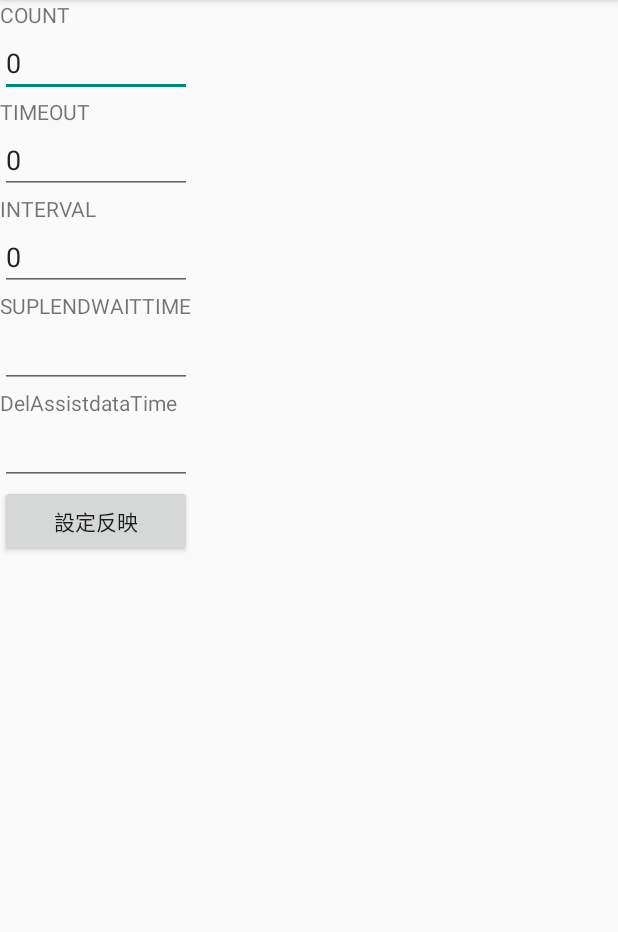
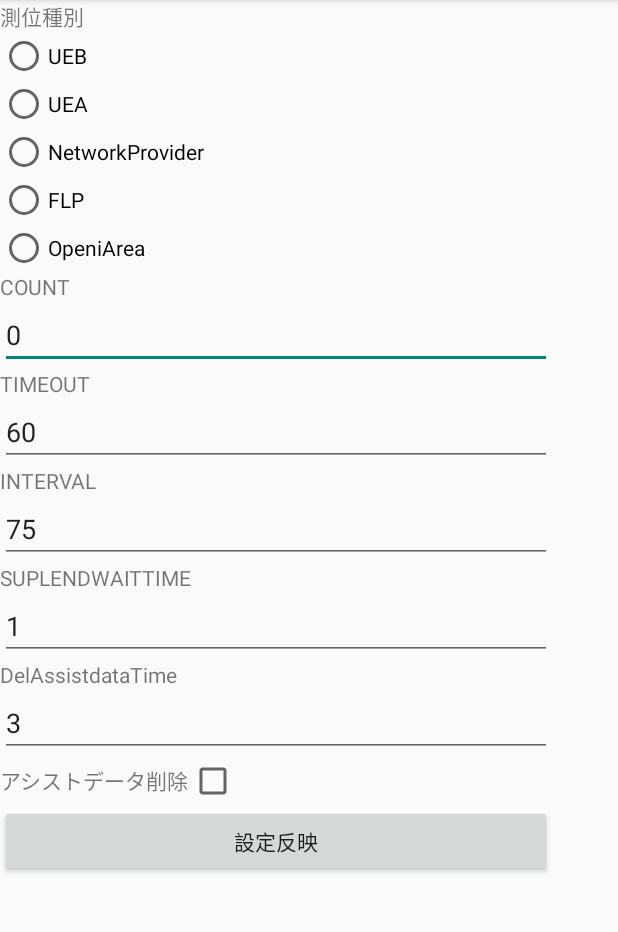
Before and after one commit to t-ooshio/MyLocation0718, an Android app: the SettingActivity screen opened directly, with no data from a screen before it, on a phone screen of 412 x 824 dp, the part 84-1016 px from its top. Run offline under Robolectric (Android 15) with nearby library versions, the phone set to English and light mode, and no system bars.

Commit message:
自宅にてEditTextから読み込む系の設定の保存・反映ができた RadioButton系はこれから

```diff
--- a/app/src/main/java/jp/sio/testapp/mylocation/Activity/SettingActivity.java
+++ b/app/src/main/java/jp/sio/testapp/mylocation/Activity/SettingActivity.java
@@ -3,7 +3,9 @@ package jp.sio.testapp.mylocation.Activity;
 import android.support.v7.app.AppCompatActivity;
 import android.os.Bundle;
 import android.widget.Button;
+import android.widget.CheckBox;
 import android.widget.EditText;
+import android.widget.RadioButton;
 import android.widget.TextView;
 
 import jp.sio.testapp.mylocation.Presenter.SettingPresenter;
@@ -23,6 +25,12 @@ public class SettingActivity extends AppCompatActivity {
     private EditText editTextInterval;
     private EditText editTextSuplEndWaitTime;
     private EditText editTextDelAssistDataTime;
+    private RadioButton radioButtonUeb;
+    private RadioButton radioButtonUea;
+    private RadioButton radioButtonNetwork;
+    private RadioButton radioButtonFlp;
+    private RadioButton radioButtoniArea;
+    private CheckBox checkBoxisCold;
 
     @Override
     protected void onCreate(Bundle savedInstanceState) {
@@ -37,15 +45,83 @@ public class SettingActivity extends AppCompatActivity {
         editTextInterval = (EditText)findViewById(R.id.editTextInterval);
         editTextSuplEndWaitTime = (EditText)findViewById(R.id.editTextSuplEndWaitTime);
         editTextDelAssistDataTime = (EditText)findViewById(R.id.editTextDelAssistDataTime);
+        radioButtonUeb = (RadioButton)findViewById(R.id.rbUeb);
+        radioButtonUea = (RadioButton)findViewById(R.id.rbUea);
+        radioButtonNetwork = (RadioButton)findViewById(R.id.rbNw);
+        radioButtoniArea = (RadioButton)findViewById(R.id.rbiArea);
+        radioButtonFlp = (RadioButton)findViewById(R.id.rbFlp);
+        checkBoxisCold = (CheckBox)findViewById(R.id.checkboxIsCold);
     }
 
     @Override
     protected void onStart(){
         super.onStart();
+        settingPresenter.loadSetting();
     }
 
     public void onButtonSet(){
 
+    }
+    public void setCount(int count){
+        editTextCount.setText(Integer.toString(count));
+    }
+    public void setTimeout(long timeout){
+        editTextTimeout.setText(Long.toString(timeout));
+    }
+    public void setInterval(long interval){
+        editTextInterval.setText(Long.toString(interval));
+    }
+    public void setSuplEndWaitTime(int suplEndWaitTime){
+        editTextSuplEndWaitTime.setText(Integer.toString(suplEndWaitTime));
+    }
+    public void setDelAssistDataTime(int delAssistDataTime){
+        editTextDelAssistDataTime.setText(Integer.toString(delAssistDataTime));
+    }
+    public  void enableRadioButtonUeb(){
+        radioButtonUeb.setEnabled(true);
+    }
+    public void enableRadioButtonUea(){
+        radioButtonUea.setEnabled(true);
+    }
+    public void enableRadioButtonNetwork(){
+        radioButtonNetwork.setEnabled(true);
+    }
+    public void enableRadioButtonFlp(){
+        radioButtonFlp.setEnabled(true);
+    }
+    public void enableRadioButtoniArea(){
+        radioButtoniArea.setEnabled(true);
+    }
+    public void enableIsCold(){
+        checkBoxisCold.setEnabled(true);
+    }
+    public void disableIsCold(){
+        checkBoxisCold.setEnabled(false);
+    }
+    public int getCount(){
+        String count;
+        count = editTextCount.getText().toString();
+        return Integer.parseInt(count);
+    }
+    public long getTimeout(){
+        String timeout;
+        timeout = editTextTimeout.getText().toString();
+        return Long.parseLong(timeout);
+    }
+    public long getInterval(){
+        String interval;
+        interval = editTextInterval.getText().toString();
+        return Long.parseLong(interval);
+    }
+    public int getSuplEndWaitTime(){
+        String suplendwaittime;
+        suplendwaittime = editTextSuplEndWaitTime.getText().toString();
+        return Integer.parseInt(suplendwaittime);
+    }
+    public int getDelAssistDataTime(){
+        String delassistdatatime;
+        delassistdatatime = editTextDelAssistDataTime.getText().toString();
+        return Integer.parseInt(delassistdatatime);
     }
     @Override
     protected void onDestroy(){
--- a/app/src/main/java/jp/sio/testapp/mylocation/Presenter/SettingPresenter.java
+++ b/app/src/main/java/jp/sio/testapp/mylocation/Presenter/SettingPresenter.java
@@ -1,4 +1,6 @@
 package jp.sio.testapp.mylocation.Presenter;
+
+import android.app.Activity;
 
 import jp.sio.testapp.mylocation.Activity.SettingActivity;
 import jp.sio.testapp.mylocation.Usecase.SettingUsecase;
@@ -10,17 +12,36 @@ import jp.sio.testapp.mylocation.Usecase.SettingUsecase;
 
 public class SettingPresenter {
     SettingActivity activity;
-    SettingUsecase usecase;
+    SettingUsecase settingusecase;
 
     public SettingPresenter(SettingActivity activity){
         this.activity = activity;
-        usecase = new SettingUsecase(this.activity.getApplicationContext());
-    }
-    public void commitSetting(){
-        usecase.commitSetting();
+        settingusecase = new SettingUsecase(activity);
     }
 
-    public void setSetting(){
-
+    /**
+     * 現在Activityに入力されている値を保存する
+     */
+    public void commitSetting(){
+        //TODO :SettingActivityから値取得する処理書く settingusecase.setLocationType(activity.getLocationType());
+        settingusecase.setCount(activity.getCount());
+        settingusecase.setInterval(activity.getInterval());
+        settingusecase.setTimeout(activity.getTimeout());
+        //TODO :SettingActivityから値取得する処理書くsettingusecase.setIsCold(activity.getIsCold);
+        settingusecase.setDelAssistDataTime(activity.getDelAssistDataTime());
+        settingusecase.setSuplEndWaitTIme(activity.getSuplEndWaitTime());
+        settingusecase.commitSetting();
+    }
+    /**
+     * 現在保存されている値をActivityに表示する
+     */
+    public void loadSetting(){
+        //TODO: loationTypeを読み込む処理を書く
+        activity.setCount(settingusecase.getCount());
+        activity.setInterval(settingusecase.getInterval());
+        activity.setTimeout(settingusecase.getTimeout());
+        //TODO: isColdを読み込む処理を書く
+        activity.setDelAssistDataTime(settingusecase.getDelAssistDataTime());
+        activity.setSuplEndWaitTime(settingusecase.getSuplEndWaitTime());
     }
 }
--- a/app/src/main/java/jp/sio/testapp/mylocation/Repository/SettingPref.java
+++ b/app/src/main/java/jp/sio/testapp/mylocation/Repository/SettingPref.java
@@ -5,6 +5,8 @@ import android.content.SharedPreferences;
 
 import jp.sio.testapp.mylocation.L;
 import jp.sio.testapp.mylocation.R;
+
+import static android.content.Context.*;
 
 /**
  * Created by NTT docomo on 2017/05/23.
@@ -24,18 +26,16 @@ public class SettingPref {
     private final int defDelAssistDataTime = 3;
     private final String defLocationType = "LocationUeb";
     //SharedPreference名
-    private String PREFNAME;
+    private String PREFNAME = "MyLocationSetting";
 
     /**
-     * SettingActivityのContextを取得する
-     * @param context
+     * SettingをShearedPreferencesに保存・読み込みを行う
      */
     public SettingPref(Context context){
         this.context = context;
     }
     public void createPref(){
-        PREFNAME = context.getString(R.string.settingPrefName);
-        settingPref = context.getSharedPreferences(PREFNAME,Context.MODE_PRIVATE);
+        settingPref = context.getSharedPreferences(PREFNAME, MODE_PRIVATE);
         editor = settingPref.edit();
     }
 
@@ -89,7 +89,7 @@ public class SettingPref {
         return settingPref.getInt(context.getString(R.string.settingDelAssistdataTime),defDelAssistDataTime);
     }
 
-    public void loadDefaultSetting(){
+    public void setDefaultSetting(){
         setLocationType(defLocationType);
         setCount(defCount);
         setInterval(defInterval);
@@ -97,6 +97,7 @@ public class SettingPref {
         setIsCold(defIsCold);
         setSuplEndWaitTime(defSuplEndWaitTime);
         setDelAssistDataTime(defDelAssistDataTime);
+        commitSetting();
     }
 
     public void commitSetting(){
--- a/app/src/main/java/jp/sio/testapp/mylocation/Usecase/SettingUsecase.java
+++ b/app/src/main/java/jp/sio/testapp/mylocation/Usecase/SettingUsecase.java
@@ -21,25 +21,57 @@ public class SettingUsecase {
         settingPref.createPref();
     }
 
-
     /**
-     * 設定を初期値にする
-     * 初期値はまだ決めてないので空
+     * 設定を初期化する
      */
     public void setDefaultSetting(){
-
-    }
-    //とりあえずテスト用の仮数値
-    public int getCount(){
-        return 5;
+        settingPref.setDefaultSetting();
     }
 
-    public double getTimeout(){
-        return 10.0;
+    /*********************ここからSetter**********************/
+    public void setCount(int count){
+        settingPref.setCount(count);
+    }
+    public void setInterval(long interval){
+        settingPref.setInterval(interval);
+    }
+    public void setTimeout(long timeout){
+        settingPref.setTimeout(timeout);
+    }
+    public void setSuplEndWaitTIme(int suplEndWaitTIme){
+        settingPref.setSuplEndWaitTime(suplEndWaitTIme);
+    }
+    public void setDelAssistDataTime(int delAssistDataTime){
+        settingPref.setDelAssistDataTime(delAssistDataTime);
+    }
+    public void setIsCold(boolean iscold){
+        settingPref.setIsCold(iscold);
+    }
+    public void setLocationType(String locationType){
+        settingPref.setLocationType(locationType);
     }
 
-    public double getInterval(){
-        return 10.0;
+     /*****************ここからGetter*******************/
+    public String getLocationType(){
+        return settingPref.getLocationType();
+    }
+    public int getCount(){
+        return settingPref.getCount();
+    }
+    public long getTimeout(){
+        return settingPref.getTimeout();
+    }
+    public long getInterval(){
+        return settingPref.getInterval();
+    }
+    public boolean getIsCold(){
+        return settingPref.getIsCold();
+    }
+    public int getSuplEndWaitTime(){
+        return settingPref.getSuplEndWaitTime();
+    }
+    public int getDelAssistDataTime(){
+        return settingPref.getDelAssistDataTime();
     }
 
     public void commitSetting(){
--- a/app/src/main/res/layout/activity_setting.xml
+++ b/app/src/main/res/layout/activity_setting.xml
@@ -7,28 +7,67 @@
     tools:context="jp.sio.testapp.mylocation.Activity.SettingActivity">
 
     <ScrollView
-        android:layout_width="0dp"
-        android:layout_height="495dp"
-        tools:layout_editor_absoluteY="8dp"
-        tools:layout_editor_absoluteX="8dp">
+        android:layout_width="368dp"
+        android:layout_height="wrap_content"
+        tools:layout_editor_absoluteX="8dp"
+        tools:layout_editor_absoluteY="0dp"
+        tools:ignore="MissingConstraints">
 
         <LinearLayout
             android:layout_width="match_parent"
             android:layout_height="wrap_content"
-            android:orientation="vertical" >
+            android:orientation="vertical">
+            <TextView
+                android:id="@+id/textViewLocationList"
+                android:text="@string/locationList"
+                android:layout_width="match_parent"
+                android:layout_height="wrap_content" />
+            <RadioGroup
+                android:id="@+id/radiogroupPositioningType"
+                android:layout_width="match_parent"
+                android:layout_height="wrap_content"
+                app:layout_constraintTop_toBottomOf="@+id/textViewLocationList"
+                >
+                <RadioButton
+                    android:id="@+id/rbUeb"
+                    android:text="@string/locationUeb"
+                    android:layout_width="match_parent"
+                    android:layout_height="wrap_content" />
+                <RadioButton
+                    android:id="@+id/rbUea"
+                    android:text="@string/locationUea"
+                    android:layout_width="match_parent"
+                    android:layout_height="wrap_content" />
+                <RadioButton
+                    android:id="@+id/rbNw"
+                    android:text="@string/locationNw"
+                    android:layout_width="match_parent"
+                    android:layout_height="wrap_content" />
+                <RadioButton
+                    android:id="@+id/rbFlp"
+                    android:text="@string/locationFlp"
+                    android:layout_width="match_parent"
+                    android:layout_height="wrap_content" />
+                <RadioButton
+                    android:id="@+id/rbiArea"
+                    android:text="@string/locationiArea"
+                    android:layout_width="match_parent"
+                    android:layout_height="wrap_content" />
 
+            </RadioGroup>
             <TextView
                 android:id="@+id/textView"
                 android:layout_width="match_parent"
                 android:layout_height="wrap_content"
-                android:text="@string/settingCount" />
+                android:text="@string/settingCount"
+                app:layout_constraintTop_toBottomOf="@+id/radiogroupPositioningType"
+                />
 
             <EditText
-                android:id="@+id/editText"
+                android:id="@+id/editTextCount"
                 android:layout_width="match_parent"
                 android:layout_height="wrap_content"
                 android:inputType="number|numberSigned|numberDecimal"
-                android:text="0"
                 app:layout_constraintTop_toBottomOf="@+id/TextViewCount" />
 
             <TextView
@@ -39,11 +78,10 @@
                 app:layout_constraintTop_toBottomOf="@+id/editTextCount" />
 
             <EditText
-                android:id="@+id/editText2"
+                android:id="@+id/editTextTimeout"
                 android:layout_width="match_parent"
                 android:layout_height="wrap_content"
                 android:inputType="number|numberSigned|numberDecimal"
-                android:text="0"
                 app:layout_constraintTop_toBottomOf="@+id/TextViewTimeout" />
 
             <TextView
@@ -54,11 +92,10 @@
                 app:layout_constraintTop_toBottomOf="@+id/editTextTimeout" />
 
             <EditText
-                android:id="@+id/editText3"
+                android:id="@+id/editTextInterval"
                 android:layout_width="match_parent"
                 android:layout_height="wrap_content"
                 android:inputType="number|numberSigned|numberDecimal"
-                android:text="0"
                 app:layout_constraintTop_toBottomOf="@+id/TextViewInterval" />
 
             <TextView
@@ -69,9 +106,10 @@
                 app:layout_constraintTop_toBottomOf="@+id/editTextInterval" />
 
             <EditText
-                android:id="@+id/editText4"
+                android:id="@+id/editTextSuplEndWaitTime"
                 android:layout_width="match_parent"
                 android:layout_height="wrap_content"
+                android:inputType="number|numberSigned|numberDecimal"
                 app:layout_constraintTop_toBottomOf="@+id/TextViewSuplEndWaitTime" />
 
             <TextView
@@ -82,19 +120,32 @@
                 app:layout_constraintTop_toBottomOf="@+id/editTextSuplEndWaitTime" />
 
             <EditText
-                android:id="@+id/editText5"
+                android:id="@+id/editTextDelAssistDataTime"
                 android:layout_width="match_parent"
                 android:layout_height="wrap_content"
+                android:inputType="number|numberSigned|numberDecimal"
                 app:layout_constraintTop_toBottomOf="@+id/TextViewDelAssistDataTime" />
 
+            <LinearLayout
+                android:layout_width="match_parent"
+                android:layout_height="match_parent"
+                android:orientation="horizontal">
+                <TextView
+                    android:id="@+id/textViewDelAssistData"
+                    android:layout_width="wrap_content"
+                    android:layout_height="wrap_content"
+                    android:text="@string/settingActIsCold" />
+                <CheckBox
+                    android:id="@+id/checkboxIsCold"
+                    android:layout_width="wrap_content"
+                    android:layout_height="wrap_content" />
+            </LinearLayout>
             <Button
                 android:id="@+id/buttonSetting"
                 android:layout_width="match_parent"
                 android:layout_height="wrap_content"
-                android:text="設定反映"
-                app:layout_constraintTop_toBottomOf="@+id/editTextDelAssistDataTime" />
+                android:text="設定反映" />
         </LinearLayout>
     </ScrollView>
 
-
 </android.support.constraint.ConstraintLayout>
--- a/app/src/main/res/values/strings.xml
+++ b/app/src/main/res/values/strings.xml
@@ -5,6 +5,9 @@
     <string name="locationStart">測位開始</string>
     <string name="locationStop">測位停止</string>
     <string name="locationSetting">設定</string>
+
+    <!--- SettingActivity用-->
+    <string name="settingActIsCold">アシストデータ削除</string>
 
     <!---Setting用の項目 -->
     <string name="settingPrefName">MyLocationSetting</string>
@@ -17,11 +20,12 @@
     <string name="settingDelAssistdataTime">DelAssistdataTime</string>
 
     <!---測位種別用の文字列定数 -->
-    <string name="locationUeb">LocationUeb</string>
-    <string name="locationUea">LocationUea</string>
-    <string name="locationNw">LocationNw</string>
-    <string name="locationFlp">LocationFlp</string>
-    <string name="locationiArea">LocationiArea</string>
+    <string name="locationList">測位種別</string>
+    <string name="locationUeb">UEB</string>
+    <string name="locationUea">UEA</string>
+    <string name="locationNw">NetworkProvider</string>
+    <string name="locationFlp">FLP</string>
+    <string name="locationiArea">OpeniArea</string>
 
     <!---測位結果をIntentで通知する場合の判別用のタグ-->
     <string name="TagisFix">isFix</string>
```
Also changed, not shown: app/src/main/java/jp/sio/testapp/mylocation/Presenter/MyLocationPresenter.java (+10 -1 lines).
